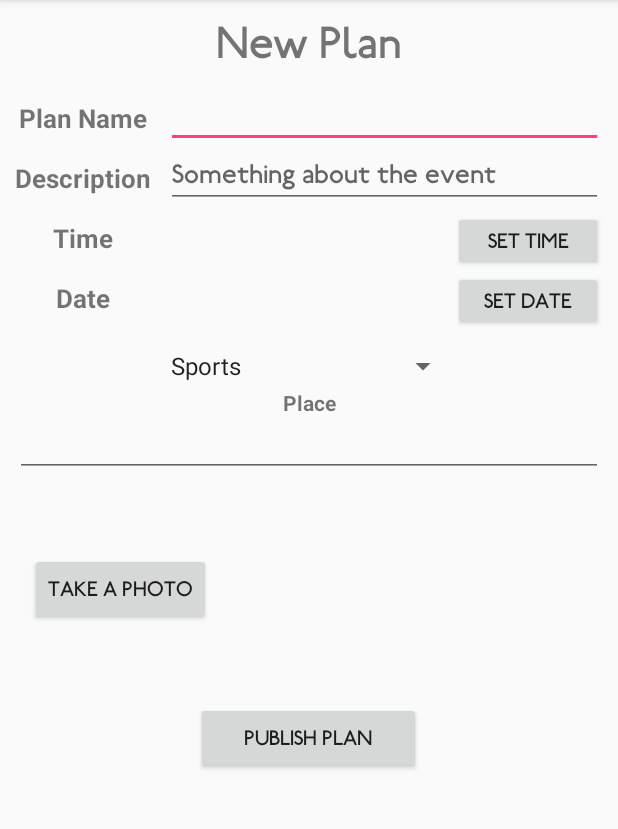
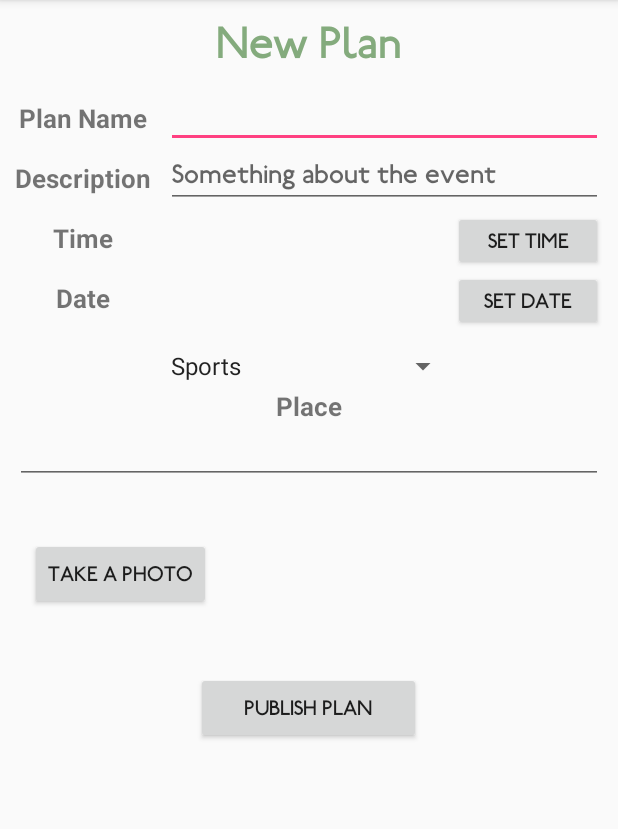
Before and after one commit to soypaduano/PlanMe, an Android app: the NewEventActivity screen opened directly, with no data from a screen before it, on a phone screen of 412 x 824 dp, the part 84-913 px from its top. Run offline under Robolectric (Android 15) with nearby library versions, the phone set to English and light mode, and no system bars; our stand-ins replace Firebase (no records; nobody signed in at launch, a user with empty details on screens opened directly); 3 statements that could not run were skipped.

Commit message:
ui corrections

```diff
--- a/app/src/main/java/itesm/mx/planme/EventAdapter.java
+++ b/app/src/main/java/itesm/mx/planme/EventAdapter.java
@@ -10,6 +10,8 @@ import android.view.ViewGroup;
 import android.widget.ArrayAdapter;
 import android.widget.ImageView;
 import android.widget.TextView;
+
+import org.w3c.dom.Text;
 
 import java.util.ArrayList;
 import java.util.StringTokenizer;
@@ -34,6 +36,7 @@ public class EventAdapter extends ArrayAdapter<Event>{
         TextView tv_time = (TextView) convertView.findViewById(R.id.textView_time);
         TextView tv_place = (TextView) convertView.findViewById(R.id.textView_place);
         TextView tv_plantype = (TextView)convertView.findViewById(R.id.textView_plantype);
+        TextView tv_date = (TextView)convertView.findViewById(R.id.textView_dateevent);
         //TextView tv_uid = (TextView)convertView.findViewById(R.id.textView_uidcreator);
         ImageView img_Foto = (ImageView) convertView.findViewById(R.id.imageView_foto);
 
@@ -42,12 +45,14 @@ public class EventAdapter extends ArrayAdapter<Event>{
         String name = getContext().getResources().getString(R.string.eventname) + event.getname();
         String description = getContext().getResources().getString(R.string.descriptionevent) + event.getdescription();
         String time = getContext().getResources().getString(R.string.timeevent) + event.gettime();
+        String date = getContext().getResources().getString(R.string.dateevent) + event.getdate();
         String place = getContext().getResources().getString(R.string.placeevent) + event.getAddress();
         String type = getContext().getResources().getString(R.string.typeevent) + event.getplantype();
 
         tv_planname.setText(name);
         tv_description.setText(description);
         tv_time.setText(time);
+        tv_date.setText(date);
         tv_place.setText(place);
         tv_plantype.setText(type);
         //tv_uid.setText("UID creator: " + event.getuid());
--- a/app/src/main/res/layout/activity_new_event.xml
+++ b/app/src/main/res/layout/activity_new_event.xml
@@ -14,7 +14,8 @@
         android:gravity="center"
         android:textStyle="bold"
         android:textSize="30dp"
-        android:layout_marginTop="10dp" />
+        android:layout_marginTop="10dp"
+        android:textColor="#84ab7d" />
 
     <LinearLayout
         android:orientation="horizontal"
@@ -159,7 +160,8 @@
         android:id="@+id/textView41"
         android:gravity="center"
         android:textStyle="bold"
-        android:layout_gravity="center_horizontal" />
+        android:layout_gravity="center_horizontal"
+        android:textSize="17sp" />
 
     <AutoCompleteTextView
         android:layout_width="match_parent"
@@ -173,7 +175,8 @@
         android:layout_width="match_parent"
         android:layout_below="@+id/linearLayout7"
         android:layout_alignParentStart="true"
-        android:layout_height="150dp">
+        android:layout_height="100dp"
+        android:layout_marginTop="10dp">
 
         <Button
             android:layout_width="wrap_content"
@@ -185,7 +188,7 @@
 
         <ImageView
             android:layout_width="wrap_content"
-            android:layout_height="150dp"
+            android:layout_height="match_parent"
             android:id="@+id/imageView_photo"
             android:layout_marginLeft="80dp" />
     </LinearLayout>
@@ -197,6 +200,7 @@
         android:layout_alignParentBottom="true"
         android:layout_centerHorizontal="true"
         android:layout_gravity="center"
-        android:layout_width="150dp" />
+        android:layout_width="150dp"
+        android:layout_marginTop="15dp" />
 
 </LinearLayout>
--- a/app/src/main/res/layout/activity_timeline.xml
+++ b/app/src/main/res/layout/activity_timeline.xml
@@ -11,7 +11,7 @@
 
     <ListView
         android:layout_width="wrap_content"
-        android:layout_height="wrap_content"
+        android:layout_height="360dp"
         android:id="@+id/lv_activeEvents"
         android:layout_below="@+id/tv_allEvents"
         android:layout_alignParentStart="true"
--- a/app/src/main/res/values/strings.xml
+++ b/app/src/main/res/values/strings.xml
@@ -91,4 +91,6 @@
     <string name="confirmPass">Confirm password</string>
     <string name="newPass">New password</string>
     <string name="choosephoto">Choose Photo:</string>
+    <string name="dateevent">"Date: "</string>
+    <string name="wrongemail">Email Incorrect, try again</string>
 </resources>
```
Also changed, not shown: app/src/main/java/itesm/mx/planme/RecuperarPasswordActivity.java (+17 -5 lines), app/src/main/res/layout/row.xml (+8 -1 lines), 2 other files.
